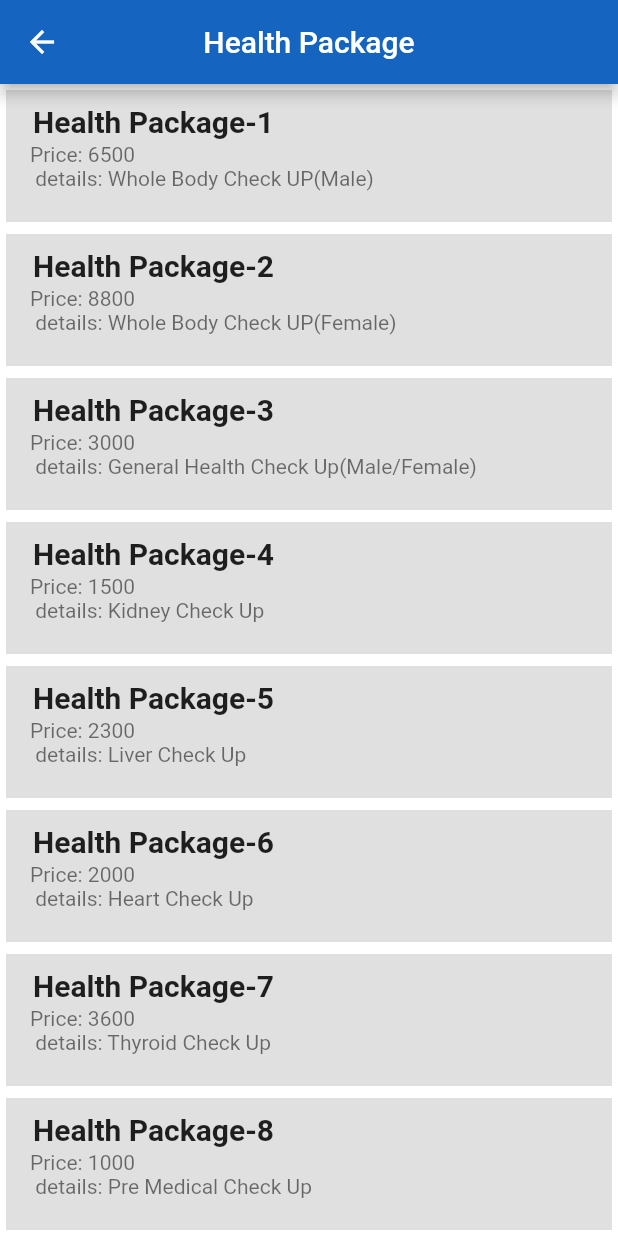
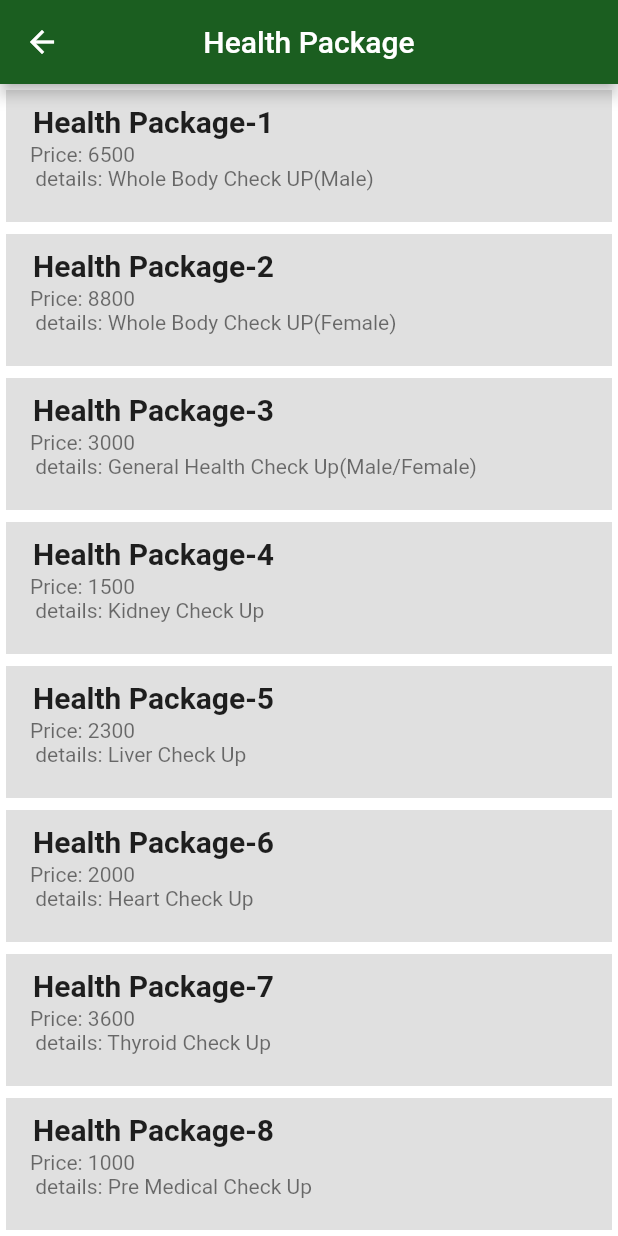
Before and after one commit to mhnabilcoder/Brahmanbaria_Medical_College_And_Hospital_App-Flutter, a Flutter app: the screen it shows after launch, after a tap on "Health Package", on a phone screen of 412 x 824 dp. Run offline on Flutter 3.47's test engine with Material 2 defaults, Android fonts, the light colour scheme and no system bars; our stand-ins replace carousel_slider, firebase_auth, firebase_core, fluttertoast, webview_flutter; accounts and stored records are empty.

Commit message:
pre final comit

```diff
--- a/lib/main.dart
+++ b/lib/main.dart
@@ -20,7 +20,7 @@ class MyApp extends StatelessWidget {
       title: 'Flutter Demo',
       theme: ThemeData(
         appBarTheme: AppBarTheme(
-          color: Color(0xFF1565C0),
+          color: Colors.green.shade900,
         ),
         primarySwatch: Colors.blueGrey,
       ),
--- a/lib/screens/global_widgets/my_drawer.dart
+++ b/lib/screens/global_widgets/my_drawer.dart
@@ -1,3 +1,5 @@
+import 'package:bmcah/constants/app_constants.dart';
+import 'package:bmcah/screens/aboutUs.dart';
 import 'package:flutter/material.dart';
 
 class MyDrawer extends StatelessWidget {
@@ -9,29 +11,66 @@ class MyDrawer extends StatelessWidget {
         children: [
           DrawerHeader(
             decoration: BoxDecoration(
-              color: Colors.amber.shade300,
+              color: Colors.white
             ),
             child: Container(
               width: MediaQuery.of(context).size.width,
-              child: Icon(Icons.verified_user_sharp),
+              child: Image.asset('assets/images/logo.png'),
             ),
           ),
           ListTile(
-            leading: Icon(Icons.home),
-            title: Text('Home Page'),
-            onTap: () {},
+            leading: Icon(Icons.description_outlined),
+            title: Text('Department'),
+            onTap: () {
+              Navigator.pushNamed(context, AppConstant.deptPage);
+            },
           ),
           ListTile(
             leading: Icon(
-              Icons.details,
+              Icons.account_balance_wallet_outlined,
             ),
-            title: Text('About'),
-            onTap: () {},
+            title: Text('Health Package'),
+            onTap: () {
+              Navigator.pushNamed(context, AppConstant.doctorPage);
+            },
           ),
           ListTile(
-            leading: Icon(Icons.contact_page),
-            title: Text('Contac Us'),
-            onTap: () {},
+            leading: Icon(Icons.web_sharp),
+            title: Text('Web Page'),
+            onTap: () {
+              Navigator.pushNamed(context, AppConstant.academicPage);
+            },
+          ),
+          ListTile(
+            leading: Icon(Icons.settings_outlined),
+            title: Text('Investigation'),
+            onTap: () {
+              Navigator.pushNamed(context, AppConstant.investPage);
+            },
+          ),
+          ListTile(
+            leading: Icon(Icons.call),
+            title: Text('Contact'),
+            onTap: () {
+              Navigator.pushNamed(context, AppConstant.userPage);
+
+            },
+          ),
+          ListTile(
+            leading: Icon(Icons.link),
+            title: Text('Weblink'),
+            onTap: () {
+              Navigator.pushNamed(context, AppConstant.teacherPage);
+
+            },
+          ),
+          ListTile(
+            leading: Icon(Icons.link),
+            title: Text('About Us'),
+            onTap: () {
+              Navigator.push(context, MaterialPageRoute(builder: (context) => AboutPage(),));
+
+            },
           ),
         ],
       ),
--- a/lib/screens/home.dart
+++ b/lib/screens/home.dart
@@ -3,6 +3,7 @@ import 'dart:ui';
 import 'package:bmcah/config/routes.dart';
 import 'package:bmcah/constants/app_constants.dart';
 import 'package:bmcah/repositories/teacher_repo.dart';
+import 'package:bmcah/screens/slider.dart';
 import '../screens/global_widgets/my_drawer.dart';
 import 'package:flutter/material.dart';
 
@@ -12,15 +13,19 @@ class HomePage extends StatelessWidget {
     return Scaffold(
       drawer: MyDrawer(),
       appBar: AppBar(
-        backgroundColor: Color(0xFF1565C0),
-        title: Text('HomePage'),
+        title: Text('BMCH'),
         centerTitle: true,
-        actions: [
-          CircleAvatar(backgroundColor: Colors.orange,),
-        ],
       ),
-      body: SizedBox(
-        height: MediaQuery.of(context).size.height,
+      body: SingleChildScrollView(
+        scrollDirection: Axis.vertical,
+        child: Stack(
+          children: [
+            Column(
+              children: [
+                MyImageSlider(),
+                // Container(height: 200,width: double.infinity,color: Colors.black26,),
+                SizedBox(
+                  height: 540,
                   width: double.maxFinite,
                   child: Stack(
                     fit: StackFit.expand,
@@ -35,9 +40,7 @@ class HomePage extends StatelessWidget {
                           ),
                         ),
                       ),
-            Padding(
-              padding: const EdgeInsets.all(14.0),
-              child: Column(
+                      Column(
                         crossAxisAlignment: CrossAxisAlignment.start,
                         mainAxisAlignment: MainAxisAlignment.start,
                         children: [
@@ -130,6 +133,10 @@ class HomePage extends StatelessWidget {
 
                         ],
                       ),
+
+
+                    ],
+                  ),
                 ),
                 Positioned(
                   bottom: 0,
@@ -149,8 +156,10 @@ class HomePage extends StatelessWidget {
                         Text("@ BMCH Trust 2022. All rights reserved.",style: TextStyle(fontSize: 12 ,color: Colors.grey.shade500),),
                       ],
                     ),
-            ),)
+                  ),),
 
+              ],
+            ),
           ],
         ),
       ),
--- /dev/null
+++ b/lib/screens/slider.dart
@@ -0,0 +1,65 @@
+import 'package:flutter/material.dart';
+import 'package:carousel_slider/carousel_slider.dart';
+
+class MyImageSlider extends StatefulWidget {
+  MyImageSlider({Key? key}) : super(key: key);
+
+  @override
+  _MyImageSliderState createState() => _MyImageSliderState();
+}
+
+class _MyImageSliderState extends State<MyImageSlider> {
+
+  @override
+  Widget build(BuildContext context) {
+    return CarouselSlider(
+        items: [
+          Container(
+            margin: EdgeInsets.all(8.0),
+            // height: 175,
+            decoration: BoxDecoration(
+                borderRadius: BorderRadius.circular(10),
+                image: DecorationImage(
+                    image: AssetImage("assets/images/bmch1.jpeg"),
+                    fit: BoxFit.cover)),
+          ),
+          Container(
+            margin: EdgeInsets.all(8.0),
+            // height: 175,
+            decoration: BoxDecoration(
+                borderRadius: BorderRadius.circular(10),
+                image: DecorationImage(
+                    image: AssetImage("assets/images/bmch2.jpeg"),
+                    fit: BoxFit.cover)),
+          ),
+          Container(
+            margin: EdgeInsets.all(8.0),
+            // height: 175,
+            decoration: BoxDecoration(
+                borderRadius: BorderRadius.circular(10),
+                image: DecorationImage(
+                    image: AssetImage("assets/images/bmch3.jpeg"),
+                    fit: BoxFit.cover)),
+          ),
+          Container(
+            margin: EdgeInsets.all(6.0),
+            // height: 175,
+            decoration: BoxDecoration(
+                borderRadius: BorderRadius.circular(10),
+                image: DecorationImage(
+                    image: AssetImage("assets/images/bmch4.jpeg"),
+                    fit: BoxFit.cover)),
+          ),
+        ],
+        options: CarouselOptions(
+          height: 200.0,
+          enlargeCenterPage: true,
+          autoPlay: true,
+          aspectRatio: 18 / 8,
+          autoPlayCurve: Curves.fastOutSlowIn,
+          enableInfiniteScroll: true,
+          autoPlayAnimationDuration: Duration(milliseconds: 800),
+          viewportFraction: 0.8,
+        ));
+  }
+}
--- a/lib/screens/teacher_view.dart
+++ b/lib/screens/teacher_view.dart
@@ -59,7 +59,8 @@ class _TeacherViewState extends State<TeacherView> {
                                         padding: EdgeInsets.symmetric(vertical: 10.0)),
                                     child: Text(
                                       '${website.name}',
-                                      style: TextStyle(fontSize: 20.0, fontWeight: FontWeight.bold,color: Colors.black),
+                                      textAlign: TextAlign.center,
+                                      style: TextStyle(fontSize: 20.0, fontWeight: FontWeight.bold,color: Colors.black,),
                                     )),
                               ),
                             ],
```
Also changed, not shown: lib/screens/aboutUs.dart (added, +109 -0 lines), lib/screens/department_details.dart (+39 -14 lines), lib/screens/deptartment.dart (+5 -10 lines), pubspec.yaml (+11 -0 lines), assets/icon/launcher_icon.png (added), assets/images/bmch1.jpeg (added), assets/images/bmch2.jpeg (added), assets/images/bmch3.jpeg (added), assets/images/bmch4.jpeg (added), pubspec.lock, 20 other files. Lines whose indentation alone changed are shown as unchanged.
